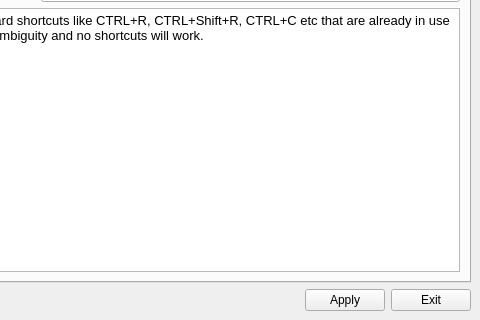
The window that ui/preferencewindow.ui (cpeditor/cpeditor) describes before a commit, drawn with Qt 5; both pictures show x 320 to 800 and y 280 to 600 of the 800 by 600 pixel window.
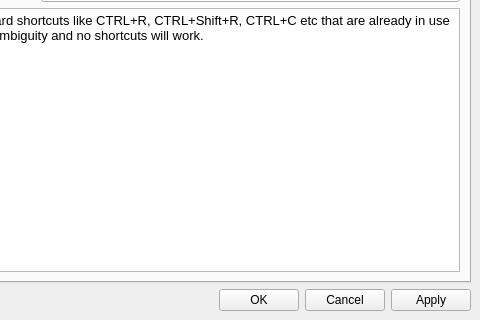
The same window after the commit.

Commit message:
feat(preferencewindow): use OK/Cancel/Apply instead of Apply/Exit
OK: apply & close
Cancel: close only
Apply: apply only

Apply is helpful if the user wants to try a setting to see if it's good or not.

Diff of the .ui file:
```diff
--- a/ui/preferencewindow.ui
+++ b/ui/preferencewindow.ui
@@ -842,6 +842,20 @@
         </property>
        </spacer>
       </item>
+       <item>
+         <widget class="QPushButton" name="ok">
+           <property name="text">
+             <string>OK</string>
+           </property>
+         </widget>
+       </item>
+       <item>
+         <widget class="QPushButton" name="cancel">
+           <property name="text">
+             <string>Cancel</string>
+           </property>
+         </widget>
+       </item>
       <item>
        <widget class="QPushButton" name="apply">
         <property name="text">
@@ -849,13 +863,6 @@
         </property>
        </widget>
       </item>
-      <item>
-       <widget class="QPushButton" name="exit">
-        <property name="text">
-         <string>Exit</string>
-        </property>
-       </widget>
-      </item>
      </layout>
     </item>
    </layout>
```
Lines whose indentation alone changed are shown as unchanged. The commit also changes 2 other files.
